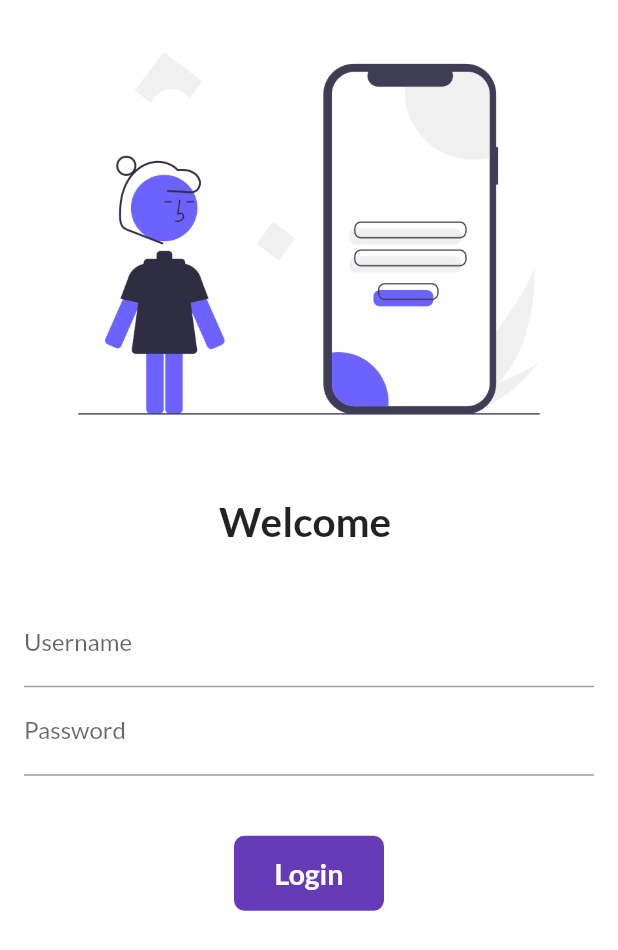
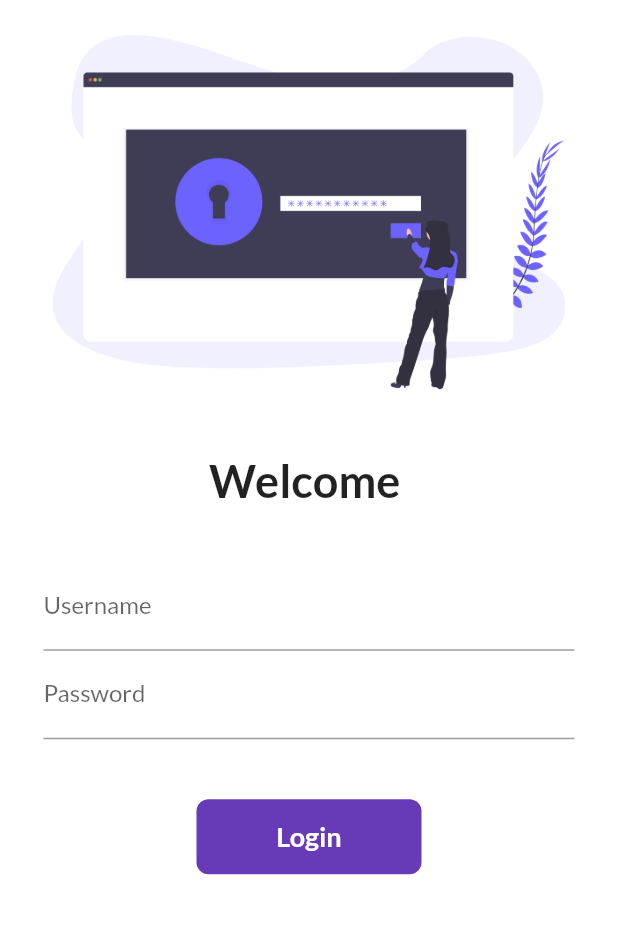
Before and after one commit to JoeTiw/First-Flutter, a Flutter app: the screen it shows after launch, on a phone screen of 412 x 824 dp. Shown: the top 950 px of the screen. Run offline on Flutter 3.47's test engine with Material 2 defaults, Android fonts, the phone set to English and light mode, and no system bars; our stand-ins replace google_fonts; missing offline and left inert: dart:ffi.

Commit message:
day 8 done

```diff
--- a/lib/pages/login_page.dart
+++ b/lib/pages/login_page.dart
@@ -3,50 +3,72 @@ import 'package:hello_world/utilis/routes.dart';
 
 class LoginPage extends StatefulWidget {
   @override
-  State<LoginPage> createState() => _LoginPageState();
+  _LoginPageState createState() => _LoginPageState();
 }
 
 class _LoginPageState extends State<LoginPage> {
-
   String name = "";
   bool changeButton = false;
 
+  final _formKey = GlobalKey<FormState>();
+
+  moveToHome(BuildContext context) async {
+    if (_formKey.currentState!.validate()) {
+      setState(() {
+        changeButton = true;
+      });
+      await Future.delayed(Duration(seconds: 1));
+      await Navigator.pushNamed(context, MyRoutes.homeRoute);
+      setState(() {
+        changeButton = false;
+      });
+    }
+  }                                                     //2.43.40
 
   @override
   Widget build(BuildContext context) {
     return Material(
         color: Colors.white,
         child: SingleChildScrollView(
+          child: Form(
+            key: _formKey,
             child: Column(
               children: [
                 Image.asset(
-              "assests/images/login_image.png",
+                  "assests/images/authentication_image.png",
                   fit: BoxFit.cover,
                 ),
                 SizedBox(
-              height: 20.0,
+                  height: 19.0,
                 ),
                 Text(
                   "Welcome $name",
                   style: TextStyle(
-                fontSize: 27,
+                    fontSize: 30,
                     fontWeight: FontWeight.bold,
                   ),
                 ),
                 SizedBox(
                   height: 20.0,
                 ),
-      /*----------------------------------create username and password ------------------------------------------------------- */
                 Padding(
-              padding: const EdgeInsets.all(16.0),
+                  padding: const EdgeInsets.symmetric(
+                      vertical: 17.0, horizontal: 29.0),
                   child: Column(
                     children: [
                       TextFormField(
                         decoration: InputDecoration(
-                      hintText: " Enter Username",
+                          hintText: "Enter username",
                           labelText: "Username",
                         ),
-                    onChanged: (value){
+                       validator: (String? value) {
+                        if (value != null && value.isEmpty) {
+                            return "Username can't be empty";
+                        }
+
+                             return null;
+                              },
+                        onChanged: (value) {
                           name = value;
                           setState(() {});
                         },
@@ -54,75 +76,54 @@ class _LoginPageState extends State<LoginPage> {
                       TextFormField(
                         obscureText: true,
                         decoration: InputDecoration(
-                      hintText: " Enter Password",
+                          hintText: "Enter password",
                           labelText: "Password",
                         ),
+                         validator: (String? value) {
+                        if (value != null && value.isEmpty) {
+                            return "Password can't be empty";
+                        } else if (value!.length<6){
+                          return "Password length should be at least six characters long";
+                        }
+
+                             return null;
+                              }
                       ),
                       SizedBox(
                         height: 40.0,
                       ),
-
-                 InkWell(
-                   onTap: () async {
-                     setState(() {
-                       changeButton = true;
-                     });
-
-                     await Future.delayed(Duration(seconds: 1));
-                     Navigator.pushNamed(context, MyRoutes.homeRoute);
-                   },
+                      Material(
+                        color: Colors.deepPurple,
+                        borderRadius:
+                            BorderRadius.circular(changeButton ? 50 : 8),
+                        child: InkWell(
+                          onTap: () => moveToHome(context),
                           child: AnimatedContainer(
-                          duration: Duration(seconds: 1) ,
-                          width: changeButton?50 : 100,
+                            duration: Duration(seconds: 1),
+                            width: changeButton ? 50 : 150,
                             height: 50,
                             alignment: Alignment.center,
                             child: changeButton
-                          ?Icon(Icons.done,
+                                ? Icon(
+                                    Icons.done,
                                     color: Colors.white,
                                   )
-
-                         :Text ("Login",
-                          style: TextStyle(color: Colors.white,
+                                : Text(
+                                    "Login",
+                                    style: TextStyle(
+                                        color: Colors.white,
                                         fontWeight: FontWeight.bold,
-                          fontSize: 19),
-                          ),
-                          decoration: BoxDecoration(
-                            color:Colors.deepPurple,
-                            //shape: changeButton
-                           // ?BoxShape.circle
-                           // :BoxShape.rectangle,
-                            borderRadius:
-                            BorderRadius.circular(
-                              changeButton ? 50 : 7)
-                              ),
-
+                                        fontSize: 18),
                                   ),
                           ),
-
-
-
-
-
-
-
-
-              /*
-                  ElevatedButton(
-                    child: Text("Login"),
-
-                    style: TextButton.styleFrom(minimumSize: Size(100,40)),
-                    onPressed: () {
-                      Navigator.pushNamed(context, MyRoutes.homeRoute);
-                    },
                         ),
-
-                  */
+                      ),
                     ],
                   ),
                 )
               ],
             ),
           ),
-    );
+        ));
   }
 }
--- a/pubspec.yaml
+++ b/pubspec.yaml
@@ -60,7 +60,7 @@ flutter:
 
   # To add assets to your application, add an assets section, like this:
   assets:
-    - assests/images/
+       - assests/images/
   #   - images/a_dot_ham.jpeg
 
   # An image asset can refer to one or more resolution-specific "variants", see
```
Also changed, not shown: assests/images/authentication_image.png (added), 1 other file. Lines whose indentation alone changed are shown as unchanged.
